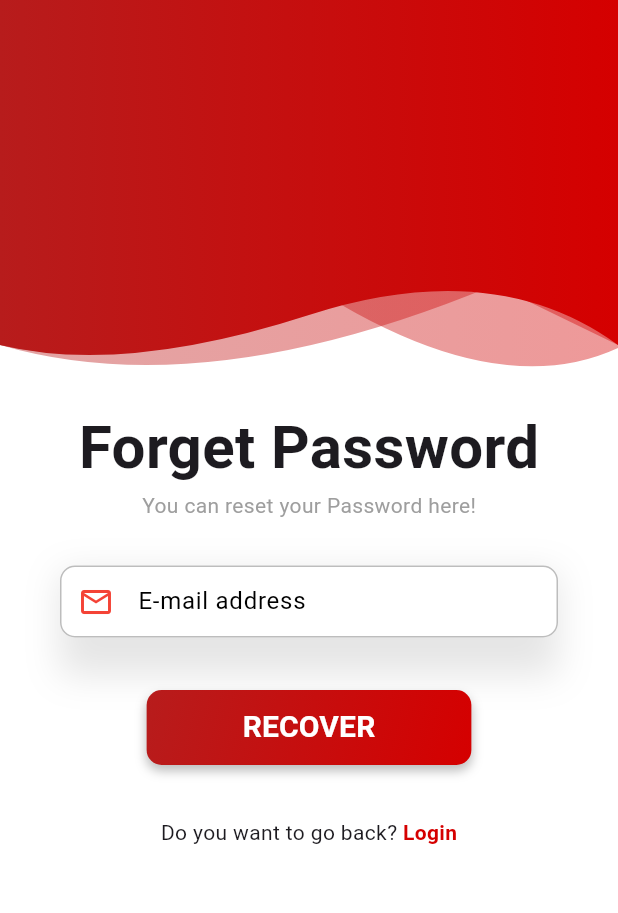
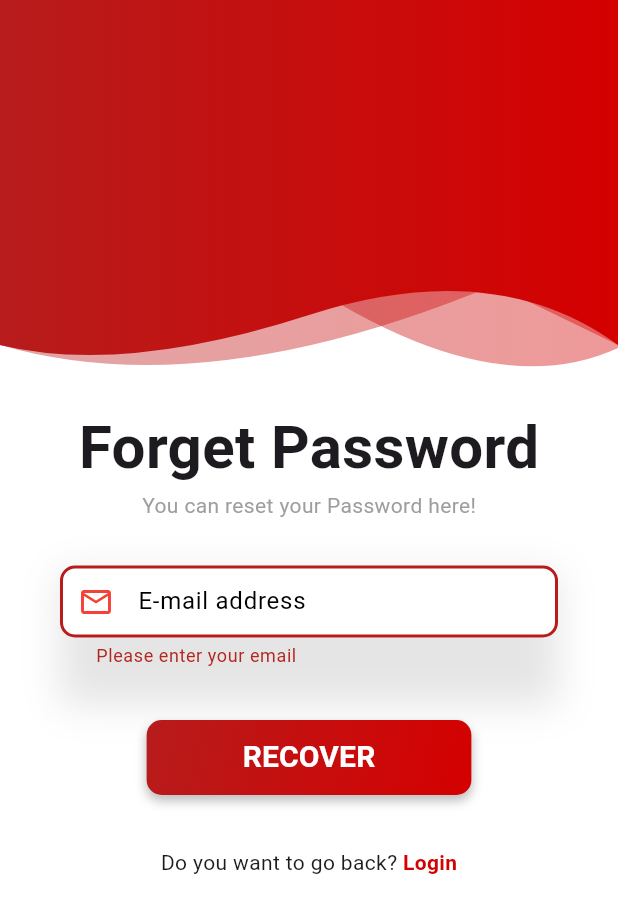
Before and after one commit to Waseem-Gopang/crimereporting_and_preventionsystem, a Flutter app: the ForgetPassword screen opened by its route, after a tap on "RECOVER", on a phone screen of 412 x 824 dp. Shown: the top 913 px of the screen. Run offline on Flutter 3.47's test engine with Material 3 defaults, Android fonts, the phone set to English and light mode, and no system bars; our stand-ins replace csc_picker, firebase_auth, firebase_core, firebase_database, fluttertoast, get and 4 more; missing offline and left inert: flutter_facebook_auth, twitter_login; accounts and stored records are empty.

Commit message:
forget_password related changes

```diff
--- a/lib/login_register/screens/forget_password.dart
+++ b/lib/login_register/screens/forget_password.dart
@@ -1,10 +1,13 @@
 import 'package:crimereporting_and_preventionsystem/login_register/components/header_widget.dart';
+import 'package:crimereporting_and_preventionsystem/login_register/screens/login_screen.dart';
 import 'package:crimereporting_and_preventionsystem/utils/theme.dart';
+import 'package:firebase_auth/firebase_auth.dart';
 import 'package:flutter/gestures.dart';
 import 'package:flutter/material.dart';
+import 'package:get/get.dart';
 
 class ForgetPassword extends StatefulWidget {
-  const ForgetPassword({super.key});
+  const ForgetPassword({Key? key}) : super(key: key);
 
   @override
   State<ForgetPassword> createState() => _ForgetPasswordState();
@@ -13,28 +16,55 @@ class ForgetPassword extends StatefulWidget {
 class _ForgetPasswordState extends State<ForgetPassword> {
   final double _headerHeight = 250;
 
-  final Key _formKey = GlobalKey<FormState>();
+  final _formKey = GlobalKey<FormState>();
+  final emailController = TextEditingController();
+  late String email;
+
+  @override
+  void dispose() {
+    emailController.dispose();
+    super.dispose();
+  }
+
+  Future<void> resetPass(BuildContext context) async {
+    try {
+      await FirebaseAuth.instance.sendPasswordResetEmail(email: email);
+      Get.snackbar(
+        "Success",
+        "Password reset link has been sent to your email",
+      );
+      // } on FirebaseAuthException catch (e) {
+      //   if (e.code == 'user-not-found') {
+      //     Get.snackbar("Failed", "No user found with this email");
+      //   } else {
+      //     Get.snackbar("Error", e.message ?? "An unexpected error occurred");
+      //   }
+    } catch (error) {
+      Get.snackbar("Error", error.toString());
+    }
+  }
 
   @override
   Widget build(BuildContext context) {
     return Scaffold(
       backgroundColor: Colors.white,
       body: SingleChildScrollView(
-            child: Column(children: [
+        child: Column(
+          children: [
             SizedBox(
               height: _headerHeight,
-            child: HeaderWidget(
-                _headerHeight), //let's create a common header widget
+              child: HeaderWidget(_headerHeight),
             ),
             SafeArea(
               child: Container(
                 padding: const EdgeInsets.fromLTRB(20, 10, 20, 10),
                 margin: const EdgeInsets.fromLTRB(20, 10, 20, 10),
-            // This will be the login form
-            child: Column(children: [
+                child: Column(
+                  children: [
                     const Text(
                       'Forget Password',
-                style: TextStyle(fontSize: 40, fontWeight: FontWeight.bold),
+                      style:
+                          TextStyle(fontSize: 40, fontWeight: FontWeight.bold),
                     ),
                     const Text(
                       'You can reset your Password here!',
@@ -43,7 +73,8 @@ class _ForgetPasswordState extends State<ForgetPassword> {
                     const SizedBox(height: 30.0),
                     Form(
                       key: _formKey,
-                  child: Column(children: [
+                      child: Column(
+                        children: [
                           getTextField(
                             prefixIcon: const Icon(Icons.email_outlined),
                             text: 'E-mail address',
@@ -51,90 +82,84 @@ class _ForgetPasswordState extends State<ForgetPassword> {
                             validator: (val) {
                               if (val!.isEmpty) {
                                 return 'Please enter your email';
-                        } else if ((val.isNotEmpty) &&
-                            !RegExp(r"^[a-zA-Z0-9.!#$%&'*+/=?^_`{|}~-]+@[a-zA-Z0-9](?:[a-zA-Z0-9-]{0,253}[a-zA-Z0-9])?(?:\.[a-zA-Z0-9](?:[a-zA-Z0-9-]{0,253}[a-zA-Z0-9])?)*$")
+                              } else if (!RegExp(
+                                      r"^[a-zA-Z0-9.!#$%&'*+/=?^_`{|}~-]+@[a-zA-Z0-9](?:[a-zA-Z0-9-]{0,253}[a-zA-Z0-9])?(?:\.[a-zA-Z0-9](?:[a-zA-Z0-9-]{0,253}[a-zA-Z0-9])?)*$")
                                   .hasMatch(val)) {
                                 return "Enter a valid email";
                               }
                               return null;
                             },
+                            controller: emailController,
                           ),
                           const SizedBox(height: 15.0),
-                    getRecoverButton(),
+                          Container(
+                            decoration:
+                                ThemeHelper().buttonBoxDecoration(context),
+                            child: ElevatedButton(
+                              style: ThemeHelper().buttonStyle(),
+                              child: Padding(
+                                padding:
+                                    const EdgeInsets.fromLTRB(40, 10, 40, 10),
+                                child: Text(
+                                  'Recover'.toUpperCase(),
+                                  style: const TextStyle(
+                                    fontSize: 20,
+                                    fontWeight: FontWeight.bold,
+                                    color: Colors.white,
+                                  ),
+                                ),
+                              ),
+                              onPressed: () async {
+                                if (_formKey.currentState!.validate()) {
+                                  setState(() {
+                                    email = emailController.text;
+                                    resetPass(context);
+                                  });
+                                }
+                              },
+                            ),
+                          ),
+                        ],
+                      ),
+                    ),
                     const SizedBox(height: 15.0),
-                    backToSignIn()
-                  ]))
-            ]),
-          ))
-        ])));
+                    backToSignIn(),
+                  ],
+                ),
+              ),
+            ),
+          ],
+        ),
+      ),
+    );
   }
 
-  getTextField(
-      {Icon? prefixIcon,
-      String? text,
-      String? hint,
-      String? valError,
-      IconButton? suffixIcon,
-      Function(String)? onChanged,
-      bool? isObscure,
-      String? Function(String?)? validator}) {
+  Widget getTextField({
+    required Icon prefixIcon,
+    required String text,
+    required String hint,
+    required String? Function(String?) validator,
+    required TextEditingController controller,
+  }) {
     return Container(
       padding: const EdgeInsets.only(bottom: 20),
       decoration: ThemeHelper().inputBoxDecorationShaddow(),
       child: TextFormField(
-        obscureText: isObscure ?? false,
-        decoration: ThemeHelper()
-            .textInputDecoration(prefixIcon!, text!, hint!, suffixIcon),
-        onChanged: onChanged,
-        validator: validator ??
-            (val) {
-              if (val!.isEmpty) {
-                return valError;
-              }
-              return null;
-            },
+        obscureText: false,
+        decoration:
+            ThemeHelper().textInputDecoration(prefixIcon, text, hint, null),
+        validator: validator,
+        controller: controller,
       ),
     );
   }
 
-  getRecoverButton() {
-    return Container(
-      decoration: ThemeHelper().buttonBoxDecoration(context),
-      child: ElevatedButton(
-        style: ThemeHelper().buttonStyle(),
-        child: Padding(
-          padding: const EdgeInsets.fromLTRB(40, 10, 40, 10),
-          child: Text(
-            'Recover'.toUpperCase(),
-            style: const TextStyle(
-                fontSize: 20, fontWeight: FontWeight.bold, color: Colors.white),
-          ),
-        ),
-        onPressed: () async {
-          // var value = await signIn(email, pass);
-          // //check if user credentials are correct
-          // if (value != false) {
-          //   //assign userID
-          //   uID = value;
-          //   //get userInfo from database
-          //   userInfo = await getUserData(uID!);
-          //   //assign userID to global User instance
-          //   Global.instance.user!.setUserInfo(uID!, userInfo!);
-
-          //   Fluttertoast.showToast(msg: "User Logged In Successfully");
-          //   Navigator.of(context).pushNamedAndRemoveUntil(
-          //       '/home', (Route<dynamic> route) => false);
-          // }
-        },
-      ),
-    );
-  }
-
-  backToSignIn() {
+  Widget backToSignIn() {
     return Container(
       margin: const EdgeInsets.fromLTRB(10, 20, 10, 20),
-      //child: Text('Don\'t have an account? Create'),
-      child: Text.rich(TextSpan(children: [
+      child: Text.rich(
+        TextSpan(
+          children: [
             const TextSpan(text: "Do you want to go back? "),
             TextSpan(
               text: 'Login',
@@ -143,9 +168,13 @@ class _ForgetPasswordState extends State<ForgetPassword> {
                   Navigator.pushNamed(context, "/login");
                 },
               style: TextStyle(
-              fontWeight: FontWeight.bold, color: Colors.redAccent.shade700),
+                fontWeight: FontWeight.bold,
+                color: Colors.redAccent.shade700,
               ),
-      ])),
+            ),
+          ],
+        ),
+      ),
     );
   }
 }
--- a/lib/main.dart
+++ b/lib/main.dart
@@ -1,8 +1,10 @@
+import 'package:crimereporting_and_preventionsystem/home.dart';
 import 'package:crimereporting_and_preventionsystem/login_register/screens/forget_password.dart';
 import 'package:crimereporting_and_preventionsystem/login_register/screens/login_screen.dart';
 import 'package:crimereporting_and_preventionsystem/login_register/screens/register_screen.dart';
 import 'package:firebase_core/firebase_core.dart';
 import 'package:flutter/material.dart';
+import 'package:get/get_navigation/src/root/get_material_app.dart';
 import 'firebase_options.dart';
 
 void main() async {
@@ -56,7 +58,7 @@ class _MyAppState extends State<MyApp> {
 
   @override
   Widget build(BuildContext context) {
-    return MaterialApp(
+    return GetMaterialApp(
       title: 'Crime Reporting And Prevention System',
       theme: ThemeData(
         primarySwatch: Colors.blue,
@@ -64,7 +66,7 @@ class _MyAppState extends State<MyApp> {
       initialRoute: '/login',
       routes: {
         // '/':(context) => const SplashScreen(),
-        // '/home':(context) => const HomePage(),
+        '/home': (context) => const HomePage(),
         '/login': (context) => const LoginScreen(),
         '/register': (context) => const RegisterScreen(),
         '/forget password': (context) => const ForgetPassword(),
--- a/pubspec.yaml
+++ b/pubspec.yaml
@@ -47,6 +47,10 @@ dependencies:
   shared_preferences: ^2.2.2
   firebase: ^9.0.3
   firebase_core: ^2.24.2
+  google_sign_in: ^6.1.6
+  flutter_facebook_auth: ^5.0.11
+  twitter_login: ^4.4.0
+  get: ^4.6.6
 
 dev_dependencies:
   flutter_test:
```
Also changed, not shown: lib/home.dart (added, +161 -0 lines), lib/login_register/models/session_controller.dart (added, +11 -0 lines), lib/login_register/models/user_model.dart (+24 -1 lines), lib/login_register/screens/login_screen.dart (+44 -16 lines), lib/login_register/screens/register_screen.dart (+34 -33 lines), lib/service/api.dart (added, +55 -0 lines), lib/service/firebase.dart (+87 -0 lines), pubspec.lock, 18 other files. Lines whose indentation alone changed are shown as unchanged.
